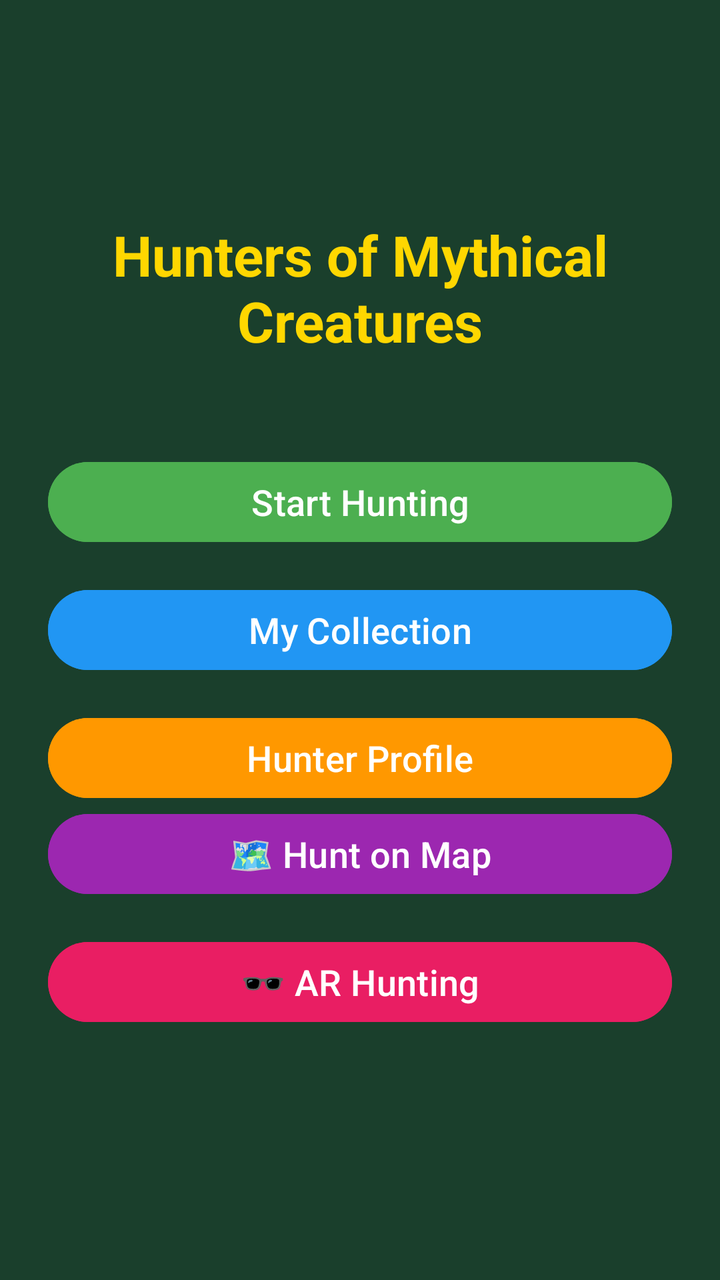
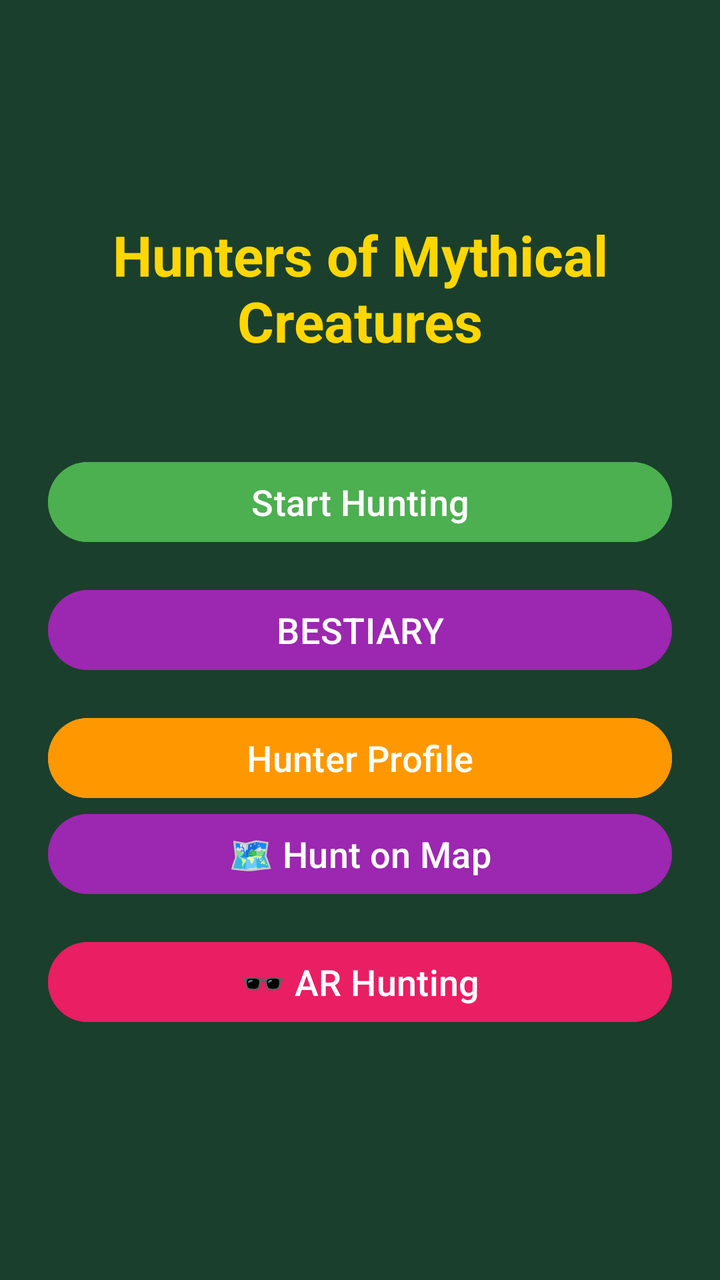

An Android layout rendered at two revisions. The XML below is the earlier revision; the diff shows what the commit changed to produce the second picture.
<!-- AndroidManifest.xml: application theme Theme.HuntersGame -->
<!-- res/layout/activity_main.xml -->
<?xml version="1.0" encoding="utf-8"?>
<LinearLayout xmlns:android="http://schemas.android.com/apk/res/android"
    android:layout_width="match_parent"
    android:layout_height="match_parent"
    android:orientation="vertical"
    android:gravity="center"
    android:background="#1A3F2C"
    android:padding="24dp">

    <TextView
        android:layout_width="wrap_content"
        android:layout_height="wrap_content"
        android:text="Hunters of Mythical Creatures"
        android:textSize="28sp"
        android:textStyle="bold"
        android:textColor="#FFD700"
        android:gravity="center"
        android:layout_marginBottom="48dp"/>

    <Button
        android:id="@+id/btn_start_game"
        android:layout_width="match_parent"
        android:layout_height="wrap_content"
        android:text="Start Hunting"
        android:textSize="18sp"
        android:backgroundTint="#4CAF50"
        android:layout_marginBottom="16dp"/>

    <Button
        android:id="@+id/btn_collection"
        android:layout_width="match_parent"
        android:layout_height="wrap_content"
        android:text="My Collection"
        android:textSize="18sp"
        android:backgroundTint="#2196F3"
        android:layout_marginBottom="16dp"/>

    <Button
        android:id="@+id/btn_profile"
        android:layout_width="match_parent"
        android:layout_height="wrap_content"
        android:text="Hunter Profile"
        android:textSize="18sp"
        android:backgroundTint="#FF9800"/>

    <Button
        android:id="@+id/btn_map"
        android:layout_width="match_parent"
        android:layout_height="wrap_content"
        android:text="🗺️ Hunt on Map"
        android:textSize="18sp"
        android:backgroundTint="#9C27B0"
        android:layout_marginBottom="16dp"/>

    <Button
        android:id="@+id/btn_ar"
        android:layout_width="match_parent"
        android:layout_height="wrap_content"
        android:text="🕶️ AR Hunting"
        android:textSize="18sp"
        android:backgroundTint="#E91E63"
        android:layout_marginBottom="16dp"/>

</LinearLayout>
<!-- resources referenced by this layout -->
<resources>
  <style name="Theme.HuntersGame" parent="Base.Theme.HuntersGame" />
  <style name="Base.Theme.HuntersGame" parent="Theme.Material3.DayNight.NoActionBar">
          
          
      </style>
</resources>

<!-- the commit's change to res/layout/activity_main.xml (unified diff, before → after) -->
@@ -27,12 +27,12 @@
         android:layout_marginBottom="16dp"/>
 
     <Button
-        android:id="@+id/btn_collection"
+        android:id="@+id/btn_bestiary"
         android:layout_width="match_parent"
         android:layout_height="wrap_content"
-        android:text="My Collection"
+        android:text="BESTIARY"
         android:textSize="18sp"
-        android:backgroundTint="#2196F3"
+        android:backgroundTint="#9C27B0"
         android:layout_marginBottom="16dp"/>
 
     <Button
